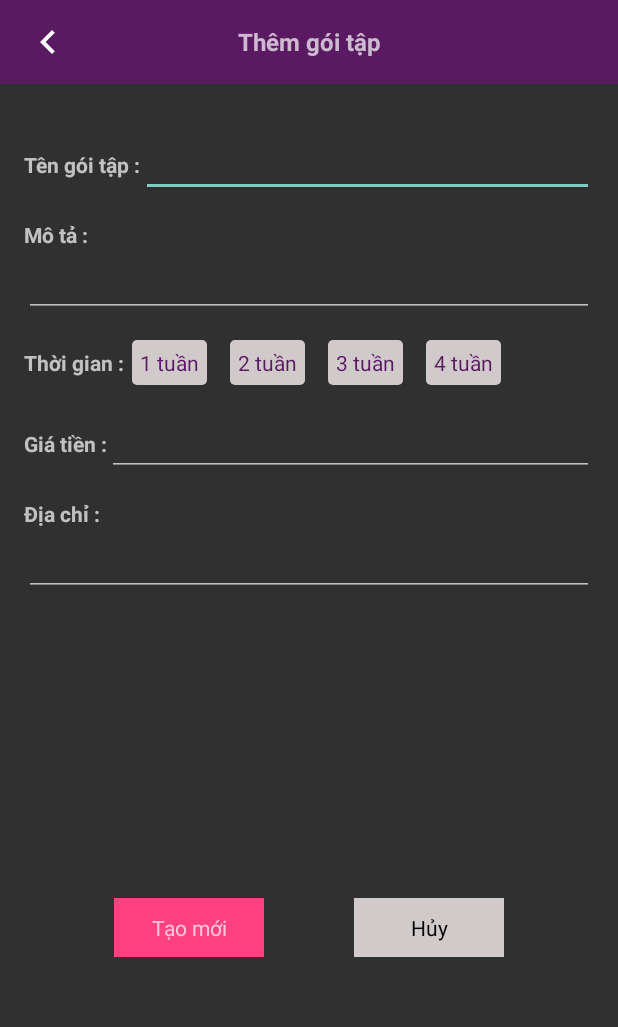
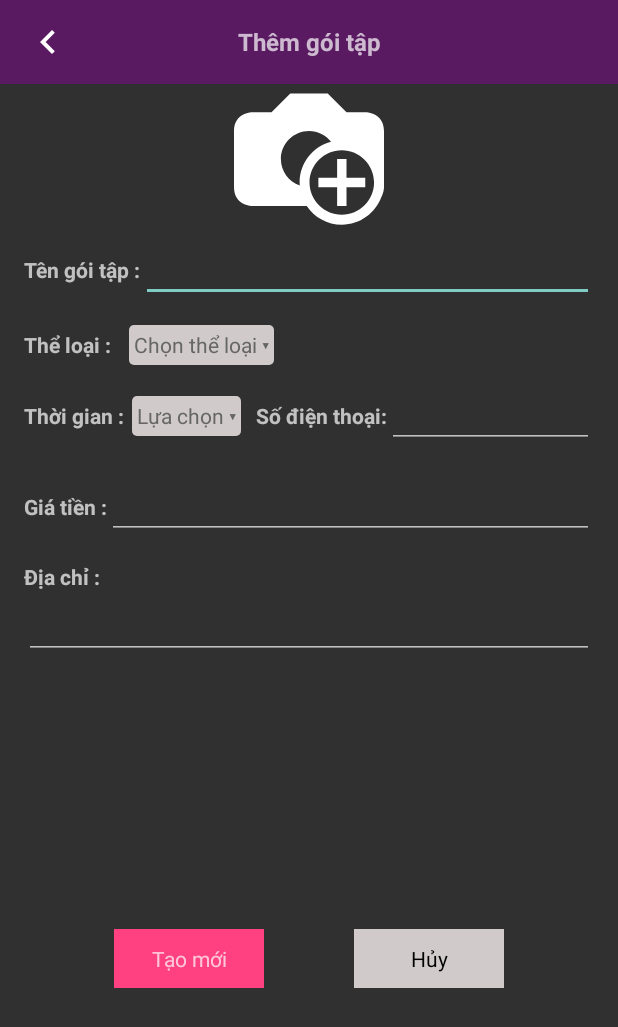
Before and after one commit to hieuvanlai/PortablePTV2, an Android app: the fragment CreatePackFragment shown on its own in the app's theme, after a tap on "Tạo mới", on a phone screen of 412 x 824 dp. Shown: the top 1027 px of the screen. Run offline under Robolectric (Android 15) with nearby library versions, the phone set to English and light mode, and no system bars; our stand-ins replace ButterKnife; libraries missing offline, so code that uses them is left out: com.cloudinary, com.cloudinary.android, com.cloudinary.utils, io.realm; pictures from the network do not load; 7 statements that could not run were skipped.

Commit message:
implement Create Pack

```diff
--- a/app/build.gradle
+++ b/app/build.gradle
@@ -44,4 +44,6 @@ dependencies {
     compile 'com.squareup.retrofit2:converter-gson:2.3.0'
     testCompile 'junit:junit:4.12'
     annotationProcessor 'com.jakewharton:butterknife-compiler:8.8.1'
+    compile group: 'com.cloudinary', name: 'cloudinary-android', version: '1.13.0'
+    compile group: 'com.cloudinary', name: 'cloudinary-core', version: '1.13.0'
 }
--- a/app/src/main/java/com/example/hihihahahehe/portablept/fragments/CreatePackFragment.java
+++ b/app/src/main/java/com/example/hihihahahehe/portablept/fragments/CreatePackFragment.java
@@ -1,18 +1,31 @@
 package com.example.hihihahahehe.portablept.fragments;
 
 
+import android.content.DialogInterface;
+import android.content.Intent;
 import android.content.SharedPreferences;
+import android.graphics.Bitmap;
+import android.graphics.Color;
+import android.net.Uri;
+import android.os.AsyncTask;
 import android.os.Bundle;
 import android.support.v4.app.Fragment;
 import android.support.v4.app.FragmentManager;
+import android.support.v7.app.AlertDialog;
 import android.util.Log;
 import android.view.LayoutInflater;
 import android.view.View;
 import android.view.ViewGroup;
+import android.widget.ArrayAdapter;
 import android.widget.EditText;
+import android.widget.ImageView;
 import android.widget.TextView;
 import android.widget.Toast;
 
+import com.cloudinary.Cloudinary;
+import com.cloudinary.Transformation;
+import com.cloudinary.android.Utils;
+import com.cloudinary.utils.ObjectUtils;
 import com.example.hihihahahehe.portablept.R;
 import com.example.hihihahahehe.portablept.models.FaceBookModel;
 import com.example.hihihahahehe.portablept.models.JSONModel.PackJSONModel;
@@ -21,28 +34,54 @@ import com.example.hihihahahehe.portablept.networks.services.AddPack;
 import com.example.hihihahahehe.portablept.utils.RealmHandle;
 import com.example.hihihahahehe.portablept.utils.ScreenManager;
 
+import java.io.File;
+import java.io.FileNotFoundException;
+import java.io.IOException;
+import java.io.InputStream;
+import java.util.ArrayList;
+import java.util.HashMap;
+import java.util.List;
+import java.util.Map;
+
 import butterknife.BindView;
 import butterknife.ButterKnife;
 import retrofit2.Call;
 import retrofit2.Callback;
 import retrofit2.Response;
 
+import static android.app.Activity.RESULT_OK;
+
 /**
  * A simple {@link Fragment} subclass.
  */
 public class CreatePackFragment extends Fragment {
     private static final String TAG = CreatePackFragment.class.toString();
+    private static final int RESULT_LOAD_IMAGE = 1;
     private FaceBookModel faceBookModel;
+    private String duration;
+    private Uri imageUrl;
+    private Cloudinary cloudinary;
+    private InputStream inputStream;
+    private String packName;
+    private String type;
     @BindView(R.id.edt_pack_name)
     EditText edtPackName;
-    @BindView(R.id.edt_pack_des)
-    EditText edtPackDes;
     @BindView(R.id.edt_pack_price)
     EditText edtPackPrice;
+    @BindView(R.id.edt_phone)
+    EditText edtPhone;
     @BindView(R.id.bt_cancel)
     TextView btCancel;
     @BindView(R.id.bt_create)
     TextView btCreate;
+    @BindView(R.id.tv_set_week)
+    TextView tvSetWeek;
+    @BindView(R.id.tv_set_type)
+    TextView tvSetType;
+    @BindView(R.id.iv_add_image)
+    ImageView ivAddImage;
+    @BindView(R.id.edt_address)
+    EditText edtAddress;
 
     public CreatePackFragment() {
         // Required empty public constructor
@@ -67,42 +106,135 @@ public class CreatePackFragment extends Fragment {
         btCancel.setOnClickListener(new View.OnClickListener() {
             @Override
             public void onClick(View view) {
-                edtPackDes.clearComposingText();
+                ScreenManager.onBackPressed(getActivity().getSupportFragmentManager());
+            }
+        });
+
+        tvSetWeek.setOnClickListener(new View.OnClickListener() {
+            @Override
+            public void onClick(View view) {
+                showChooseWeekDialog();
             }
         });
 
         btCreate.setOnClickListener(new View.OnClickListener() {
             @Override
             public void onClick(View view) {
+                new UploadService().execute();
                 final AddPack addPack = RetrofitFactory.getInstance().create(AddPack.class);
 
                 faceBookModel = RealmHandle.getData();
-                String phoneNumber = faceBookModel.getPhone();
-                String purpose = String.valueOf(edtPackDes.getText());
-                String packName = String.valueOf(edtPackName.getText());
+                String phoneNumber = edtPhone.getText().toString();
+                packName = String.valueOf(edtPackName.getText());
                 String coach = faceBookModel.getLast_Name() + " " + faceBookModel.getFirst_Name();
                 String price = edtPackPrice.getText().toString() + " VND";
-                String duration = " ";
-                //TODO get duration
+                String address = edtAddress.getText().toString();
+                String imageUrl = "https://res.cloudinary.com/dekbhfa6g/image/upload/" + edtPackName.getText().toString() + ".jpg";
 
-                PackJSONModel model = new PackJSONModel(phoneNumber,purpose,packName,coach,price,duration);
-                Log.d(TAG, model.toString());
+                PackJSONModel model = new PackJSONModel(phoneNumber, type, packName, coach, price, duration, imageUrl, address);
+
                 addPack.addPack(model).enqueue(new Callback<PackJSONModel>() {
                     @Override
                     public void onResponse(Call<PackJSONModel> call, Response<PackJSONModel> response) {
-                        Toast.makeText(getContext(), "Success !", Toast.LENGTH_SHORT).show();
+                        Toast.makeText(getContext(), "Đã thêm gói tập mới !", Toast.LENGTH_SHORT).show();
                         FragmentManager fm = getActivity().getSupportFragmentManager();
                         fm.popBackStack();
                     }
 
                     @Override
                     public void onFailure(Call<PackJSONModel> call, Throwable t) {
-                        Toast.makeText(getContext(), "Fail to create new Pack!", Toast.LENGTH_SHORT).show();
+                        Toast.makeText(getContext(), "Không thể tạo, vui lòng kiểm tra lại kết nối !", Toast.LENGTH_SHORT).show();
                         FragmentManager fm = getActivity().getSupportFragmentManager();
                         fm.popBackStack();
                     }
                 });
             }
         });
+
+        ivAddImage.setOnClickListener(new View.OnClickListener() {
+            @Override
+            public void onClick(View view) {
+                Intent pickPhoto = new Intent(Intent.ACTION_PICK,
+                        android.provider.MediaStore.Images.Media.EXTERNAL_CONTENT_URI);
+                startActivityForResult(pickPhoto, RESULT_LOAD_IMAGE);
+            }
+        });
+
+        tvSetType.setOnClickListener(new View.OnClickListener() {
+            @Override
+            public void onClick(View view) {
+                showChooseTypeDialog();
+            }
+        });
+    }
+
+    private void showChooseTypeDialog() {
+        AlertDialog.Builder chooseType = new AlertDialog.Builder(getContext());
+
+        final ArrayAdapter<String> arrayAdapter = new ArrayAdapter<String>(getContext(), android.R.layout.simple_list_item_1);
+        arrayAdapter.add("Fitness");
+        arrayAdapter.add("Zumba");
+        arrayAdapter.add("Kickfit");
+
+        chooseType.setAdapter(arrayAdapter, new DialogInterface.OnClickListener() {
+            @Override
+            public void onClick(DialogInterface dialogInterface, int i) {
+                tvSetType.setText(arrayAdapter.getItem(i) + " ▾");
+                type = arrayAdapter.getItem(i);
+            }
+        });
+        chooseType.show();
+    }
+
+    private void showChooseWeekDialog() {
+        AlertDialog.Builder chooseWeek = new AlertDialog.Builder(getContext());
+
+        final ArrayAdapter<String> arrayAdapter = new ArrayAdapter<String>(getContext(), android.R.layout.simple_list_item_1);
+        arrayAdapter.add("1 tuần");
+        arrayAdapter.add("2 tuần");
+        arrayAdapter.add("3 tuần");
+        arrayAdapter.add("4 tuần");
+
+        chooseWeek.setAdapter(arrayAdapter, new DialogInterface.OnClickListener() {
+            @Override
+            public void onClick(DialogInterface dialogInterface, int i) {
+                tvSetWeek.setText(arrayAdapter.getItem(i) + " ▾");
+                duration = arrayAdapter.getItem(i);
+            }
+        });
+        chooseWeek.show();
+    }
+
+    @Override
+    public void onActivityResult(int requestCode, int resultCode, Intent data) {
+        super.onActivityResult(requestCode, resultCode, data);
+
+        if (resultCode == RESULT_OK && requestCode == RESULT_LOAD_IMAGE) {
+            imageUrl = data.getData();
+            ivAddImage.setImageURI(imageUrl);
+        }
+    }
+
+    public class UploadService extends AsyncTask<Void, Void, Void> {
+
+        @Override
+        protected Void doInBackground(Void... voids) {
+            uploadImage();
+            return null;
+        }
+    }
+
+    private void uploadImage() {
+        cloudinary = new Cloudinary("cloudinary://764643933774622:eO4wWI6IeBnROiOvsR3auqbyDQg@dekbhfa6g");
+        String imageName = com.example.hihihahahehe.portablept.utils.Utils.removeAccent(edtPackName.getText().toString());
+        cloudinary.url().generate(imageName + ".jpg");
+        try {
+            inputStream = getActivity().getContentResolver().openInputStream(imageUrl);
+            cloudinary.uploader().upload(inputStream, ObjectUtils.asMap("public_id", imageName));
+        } catch (FileNotFoundException e) {
+            e.printStackTrace();
+        } catch (IOException e) {
+            e.printStackTrace();
+        }
     }
 }
--- a/app/src/main/java/com/example/hihihahahehe/portablept/models/JSONModel/PackJSONModel.java
+++ b/app/src/main/java/com/example/hihihahahehe/portablept/models/JSONModel/PackJSONModel.java
@@ -18,14 +18,34 @@ public class PackJSONModel{
     private String price;
     @SerializedName("duration")
     private String duration;
+    private String packImgUrl;
+    private String address;
 
-    public PackJSONModel(String phoneNumber, String purpose, String packName, String coach, String price, String duration) {
+    public PackJSONModel(String phoneNumber, String purpose, String packName, String coach, String price, String duration, String packImgUrl, String address) {
         this.phoneNumber = phoneNumber;
         this.purpose = purpose;
         this.packName = packName;
         this.coach = coach;
         this.price = price;
         this.duration = duration;
+        this.packImgUrl = packImgUrl;
+        this.address = address;
+    }
+
+    public String getPackImgUrl() {
+        return packImgUrl;
+    }
+
+    public void setPackImgUrl(String packImgUrl) {
+        this.packImgUrl = packImgUrl;
+    }
+
+    public String getAddress() {
+        return address;
+    }
+
+    public void setAddress(String address) {
+        this.address = address;
     }
 
     public String getPhoneNumber() {
--- a/app/src/main/java/com/example/hihihahahehe/portablept/utils/ScreenManager.java
+++ b/app/src/main/java/com/example/hihihahahehe/portablept/utils/ScreenManager.java
@@ -28,4 +28,8 @@ public class ScreenManager {
         }
         fragmentTransaction.commit();
     }
+
+    public static void onBackPressed(FragmentManager fragmentManager){
+        fragmentManager.popBackStack();
+    }
 }
--- a/app/src/main/java/com/example/hihihahahehe/portablept/utils/Utils.java
+++ b/app/src/main/java/com/example/hihihahahehe/portablept/utils/Utils.java
@@ -1,6 +1,9 @@
 package com.example.hihihahahehe.portablept.utils;
 
 import android.support.design.widget.TabLayout;
+
+import java.text.Normalizer;
+import java.util.regex.Pattern;
 
 /**
  * Created by hihihahahehe on 8/9/17.
@@ -40,5 +43,10 @@ public class Utils {
         tabLayout.addTab(tabLayout.newTab().setText(title));
     }
 
+    public static String removeAccent(String s) {
 
+        String temp = Normalizer.normalize(s, Normalizer.Form.NFD);
+        Pattern pattern = Pattern.compile("\\p{InCombiningDiacriticalMarks}+");
+        return pattern.matcher(temp).replaceAll("");
+    }
 }
--- /dev/null
+++ b/app/src/main/res/drawable/ic_image_add_button.xml
@@ -0,0 +1,5 @@
+<vector android:height="24dp" android:viewportHeight="32.0"
+    android:viewportWidth="32.0" android:width="24dp" xmlns:android="http://schemas.android.com/apk/res/android">
+    <path android:fillColor="#FFFFFF" android:pathData="M28,6h-4l-4,-4h-8L8,6H4c0,0 -4,0 -4,4v12c0,4 4,4 4,4s5.66,0 11.52,0c1.61,2.41 4.36,4 7.48,4c3.88,-0 7.17,-2.45 8.44,-5.89C32,23.08 32,22 32,22s0,-8 0,-12S28,6 28,6zM14.03,21.66C11.69,20.85 10,18.63 10,16c0,-3.31 2.68,-6 6,-6c1.91,0 3.61,0.91 4.71,2.31C16.85,13.32 14,16.82 14,21C14,21.22 14.02,21.44 14.03,21.66zM23,27.88c-3.8,-0.01 -6.88,-3.08 -6.89,-6.88c0.01,-3.8 3.08,-6.88 6.89,-6.89c3.8,0.01 6.87,3.08 6.88,6.89C29.87,24.8 26.8,27.87 23,27.88z"/>
+    <path android:fillColor="#FFFFFF" android:pathData="M24,16l-2,0l0,4l-4,0l0,2l4,0l0,4l2,0l0,-4l4,0l0,-2l-4,0z"/>
+</vector>
--- a/app/src/main/res/layout/fragment_client_profile.xml
+++ b/app/src/main/res/layout/fragment_client_profile.xml
@@ -50,6 +50,7 @@
             android:text="Họ và tên * " />
 
         <EditText
+            android:focusable="false"
             android:id="@+id/edt_name"
             android:layout_width="match_parent"
             android:layout_height="wrap_content"
@@ -118,6 +119,7 @@
             android:text="Email * " />
 
         <EditText
+            android:focusable="false"
             android:id="@+id/edt_email"
             android:layout_width="match_parent"
             android:layout_height="wrap_content"
--- a/app/src/main/res/layout/fragment_create_pack.xml
+++ b/app/src/main/res/layout/fragment_create_pack.xml
@@ -7,7 +7,6 @@
     tools:context="com.example.hihihahahehe.portablept.fragments.CreatePackFragment">
 
     <RelativeLayout
-        android:layout_marginBottom="30dp"
         android:id="@+id/relative_layout"
         android:layout_width="match_parent"
         android:layout_height="56dp"
@@ -32,6 +31,13 @@
             android:textStyle="bold" />
     </RelativeLayout>
 
+    <ImageView
+        android:id="@+id/iv_add_image"
+        android:layout_gravity="center"
+        android:layout_width="100dp"
+        android:layout_height="100dp"
+        android:src="@drawable/ic_image_add_button"/>
+
     <LinearLayout
         android:layout_marginBottom="15dp"
         android:paddingStart="16dp"
@@ -53,79 +59,69 @@
     </LinearLayout>
 
     <LinearLayout
-        android:orientation="vertical"
-        android:layout_marginBottom="15dp"
+        android:layout_marginBottom="10dp"
         android:paddingStart="16dp"
         android:paddingEnd="16dp"
         android:layout_width="match_parent"
         android:layout_height="wrap_content">
 
         <TextView
+            android:layout_marginEnd="12dp"
             android:id="@+id/tv_des_hint"
             android:layout_width="wrap_content"
             android:layout_height="wrap_content"
-            android:text="Mô tả :"
+            android:text="Thể loại :"
+            android:textStyle="bold" />
+
+        <TextView
+            android:id="@+id/tv_set_type"
+            android:layout_width="wrap_content"
+            android:layout_height="wrap_content"
+            android:background="@drawable/custom_imageview"
+            android:hint="Chọn thể loại ▾"
+            android:padding="3dp"
+            android:textAlignment="center"
+            android:textColor="@color/colorPrimaryDark"
+            android:textColorHint="@color/colorHint"/>
+    </LinearLayout>
+
+    <LinearLayout
+        android:layout_width="match_parent"
+        android:layout_height="wrap_content"
+        android:layout_marginBottom="15dp"
+        android:paddingEnd="16dp"
+        android:paddingStart="16dp">
+
+        <TextView
+            android:layout_width="wrap_content"
+            android:layout_height="wrap_content"
+            android:layout_marginEnd="5dp"
+            android:text="Thời gian :"
+            android:textStyle="bold" />
+
+        <TextView
+            android:id="@+id/tv_set_week"
+            android:layout_width="wrap_content"
+            android:layout_height="wrap_content"
+            android:layout_marginEnd="10dp"
+            android:background="@drawable/custom_imageview"
+            android:hint="Lựa chọn ▾"
+            android:padding="3dp"
+            android:textAlignment="center"
+            android:textColor="@color/colorPrimaryDark"
+            android:textColorHint="@color/colorHint"/>
+
+        <TextView
+            android:layout_width="wrap_content"
+            android:layout_height="wrap_content"
+            android:text="Số điện thoại:"
             android:textStyle="bold" />
 
         <EditText
-            android:id="@+id/edt_pack_des"
+            android:textAlignment="center"
+            android:id="@+id/edt_phone"
             android:layout_width="match_parent"
             android:layout_height="wrap_content" />
-    </LinearLayout>
-
-
-    <LinearLayout
-        android:layout_marginBottom="15dp"
-        android:layout_width="match_parent"
-        android:layout_height="wrap_content"
-        android:paddingStart="16dp"
-        android:paddingEnd="16dp">
-
-        <TextView
-            android:textStyle="bold"
-            android:layout_marginEnd="5dp"
-            android:layout_width="wrap_content"
-            android:layout_height="wrap_content"
-            android:text="Thời gian :" />
-
-        <TextView
-            android:textColor="@color/colorPrimaryDark"
-            android:layout_marginEnd="15dp"
-            android:background="@drawable/custom_imageview"
-            android:padding="5dp"
-            android:layout_width="wrap_content"
-            android:layout_height="wrap_content"
-            android:text="1 tuần"
-            android:textAlignment="center"/>
-
-        <TextView
-            android:textColor="@color/colorPrimaryDark"
-            android:layout_marginEnd="15dp"
-            android:background="@drawable/custom_imageview"
-            android:padding="5dp"
-            android:layout_width="wrap_content"
-            android:layout_height="wrap_content"
-            android:text="2 tuần"
-            android:textAlignment="center"/>
-
-        <TextView
-            android:textColor="@color/colorPrimaryDark"
-            android:layout_marginEnd="15dp"
-            android:background="@drawable/custom_imageview"
-            android:padding="5dp"
-            android:layout_width="wrap_content"
-            android:layout_height="wrap_content"
-            android:text="3 tuần"
-            android:textAlignment="center"/>
-
-        <TextView
-            android:textColor="@color/colorPrimaryDark"
-            android:background="@drawable/custom_imageview"
-            android:padding="5dp"
-            android:layout_width="wrap_content"
-            android:layout_height="wrap_content"
-            android:text="4 tuần"
-            android:textAlignment="center"/>
     </LinearLayout>
 
     <LinearLayout
@@ -143,6 +139,7 @@
             android:textStyle="bold" />
 
         <EditText
+            android:textAlignment="center"
             android:id="@+id/edt_pack_price"
             android:layout_width="match_parent"
             android:layout_height="wrap_content" />
--- a/app/src/main/res/values/colors.xml
+++ b/app/src/main/res/values/colors.xml
@@ -4,4 +4,5 @@
     <color name="colorPrimaryDark">#591a61</color>
     <color name="colorAccent">#FF4081</color>
     <color name="week">#d1caca</color>
+    <color name="colorHint">#666666</color>
 </resources>
```
Also changed, not shown: app/src/main/java/com/example/hihihahahehe/portablept/fragments/ManagerPackFragment.java (+7 -5 lines), app/src/main/res/drawable/custom_imageview_onclick.xml (added, +7 -0 lines), app/src/main/res/drawable/ic_arrow_drop_down.xml (added, +9 -0 lines), app/src/main/res/layout/item_list_pack.xml (+0 -9 lines).
